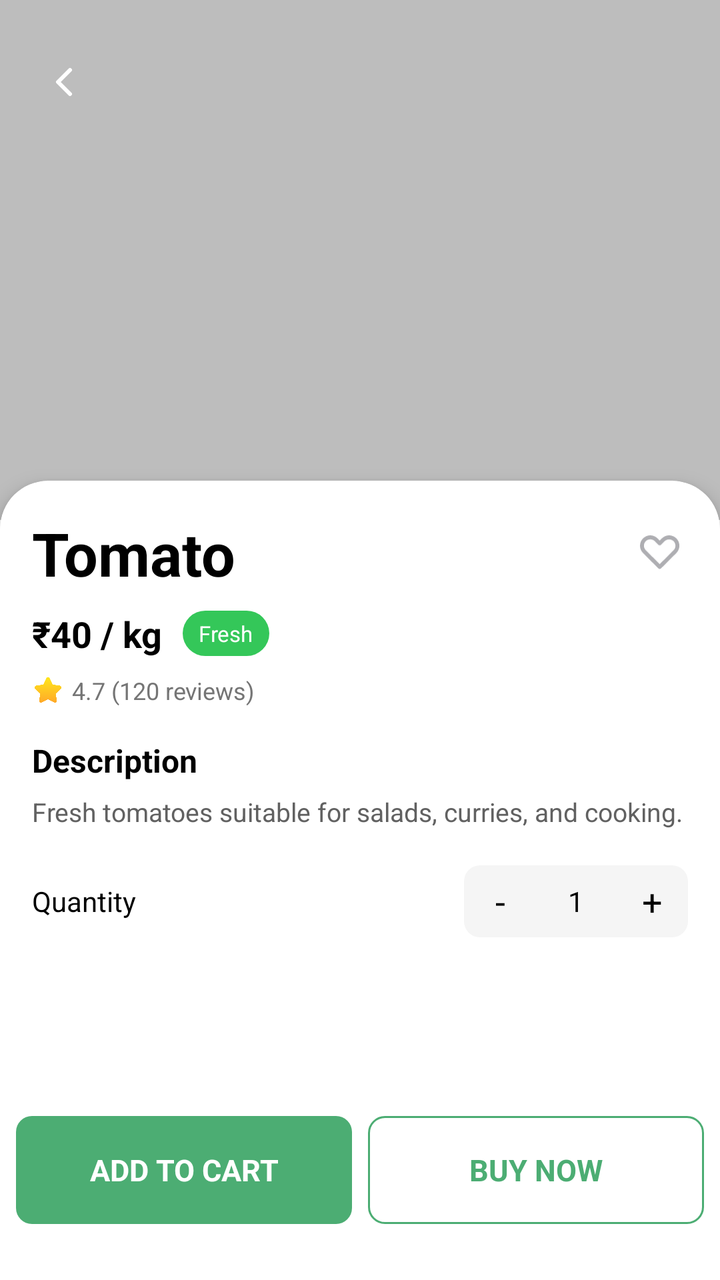
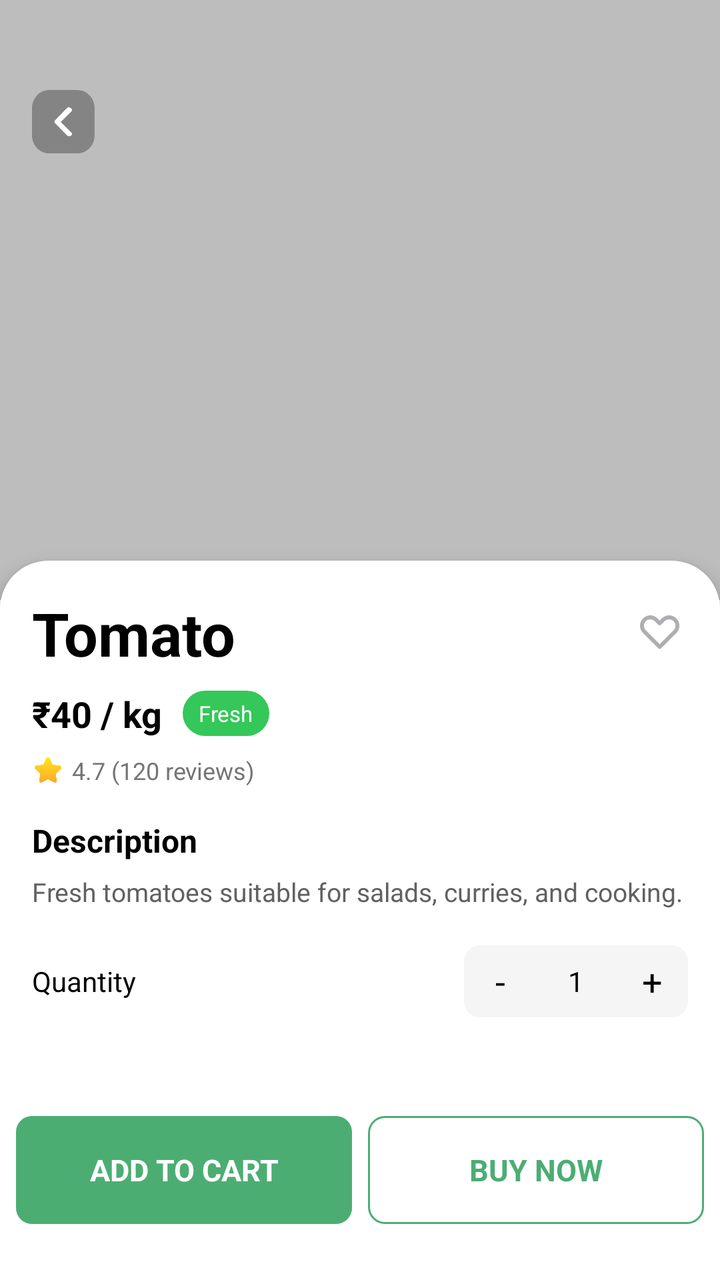

Before-and-after screenshots of an Android layout around one commit, followed by the original layout XML and the change that was made.
<!-- AndroidManifest.xml: application theme Theme.GrocHub -->
<!-- res/layout/activity_product_detail.xml -->
<?xml version="1.0" encoding="utf-8"?>
<RelativeLayout xmlns:android="http://schemas.android.com/apk/res/android"
    xmlns:app="http://schemas.android.com/apk/res-auto"
    android:layout_width="match_parent"
    android:layout_height="match_parent"
    android:background="@android:color/white">

    
    <androidx.core.widget.NestedScrollView
        android:id="@+id/scrollContent"
        android:layout_width="match_parent"
        android:layout_height="match_parent"
        android:layout_above="@+id/bottomButtons"
        android:fillViewport="true"
        android:background="@android:color/white">

        <LinearLayout
            android:layout_width="match_parent"
            android:layout_height="wrap_content"
            android:orientation="vertical">

            
            <FrameLayout
                android:layout_width="match_parent"
                android:layout_height="260dp">

                <ImageView
                    android:id="@+id/iv_product_image"
                    android:layout_width="match_parent"
                    android:layout_height="match_parent"
                    android:scaleType="centerCrop"
                    android:background="@color/light_gray" />

                <ImageView
                    android:id="@+id/iv_back"
                    android:layout_width="32dp"
                    android:layout_height="32dp"
                    android:layout_marginTop="25dp"
                    android:layout_marginLeft="16dp"
                    android:background="?attr/selectableItemBackgroundBorderless"
                    android:padding="4dp"
                    android:src="@drawable/back_arrow"
                    app:tint="@android:color/white" />
            </FrameLayout>

            
            <LinearLayout
                android:layout_width="match_parent"
                android:layout_height="match_parent"
                android:layout_marginTop="-20dp"
                android:background="@drawable/productdetail_card"
                android:clipToOutline="true"
                android:elevation="6dp"
                android:orientation="vertical"
                android:padding="16dp"
                android:paddingTop="24dp">

                
                <LinearLayout
                    android:layout_width="match_parent"
                    android:layout_height="wrap_content"
                    android:gravity="center_vertical"
                    android:orientation="horizontal">

                    <TextView
                        android:id="@+id/tv_product_name"
                        android:layout_width="0dp"
                        android:layout_height="wrap_content"
                        android:layout_weight="1"
                        android:text="Tomato"
                        android:textColor="@android:color/black"
                        android:textSize="30sp"
                        android:textStyle="bold" />

                    <ImageView
                        android:id="@+id/iv_wishlist"
                        android:layout_width="28dp"
                        android:layout_height="28dp"
                        android:background="?attr/selectableItemBackgroundBorderless"
                        android:padding="4dp"
                        android:src="@drawable/wishlisticon" />
                </LinearLayout>

                
                <LinearLayout
                    android:layout_width="match_parent"
                    android:layout_height="wrap_content"
                    android:layout_marginTop="8dp"
                    android:gravity="center_vertical"
                    android:orientation="horizontal">

                    <TextView
                        android:id="@+id/tv_product_price"
                        android:layout_width="wrap_content"
                        android:layout_height="wrap_content"
                        android:text="₹40"
                        android:textColor="@android:color/black"
                        android:textSize="18sp"
                        android:textStyle="bold" />

                    <TextView
                        android:layout_width="wrap_content"
                        android:layout_height="wrap_content"
                        android:text=" / "
                        android:textColor="@android:color/black"
                        android:textSize="18sp"
                        android:textStyle="bold" />

                    <TextView
                        android:id="@+id/tv_product_unit"
                        android:layout_width="wrap_content"
                        android:layout_height="wrap_content"
                        android:text="kg"
                        android:textColor="@android:color/black"
                        android:textSize="18sp"
                        android:textStyle="bold" />

                    <TextView
                        android:id="@+id/tv_product_tag"
                        android:layout_width="wrap_content"
                        android:layout_height="wrap_content"
                        android:layout_marginStart="10dp"
                        android:background="@drawable/tag_bg_green"
                        android:paddingHorizontal="8dp"
                        android:paddingVertical="4dp"
                        android:text="Fresh"
                        android:textColor="@android:color/white"
                        android:textSize="11sp" />
                </LinearLayout>

                
                <LinearLayout
                    android:layout_width="wrap_content"
                    android:layout_height="wrap_content"
                    android:layout_marginTop="8dp"
                    android:gravity="center_vertical"
                    android:orientation="horizontal">

                    <ImageView
                        android:layout_width="16dp"
                        android:layout_height="16dp"
                        android:src="@drawable/star"
                        />

                    <TextView
                        android:id="@+id/tv_rating"
                        android:layout_width="wrap_content"
                        android:layout_height="wrap_content"
                        android:layout_marginStart="4dp"
                        android:text="4.7 (120 reviews)"
                        android:textColor="#757575"
                        android:textSize="12sp" />
                </LinearLayout>

                
                <TextView
                    android:layout_width="wrap_content"
                    android:layout_height="wrap_content"
                    android:layout_marginTop="16dp"
                    android:text="Description"
                    android:textColor="@android:color/black"
                    android:textSize="16sp"
                    android:textStyle="bold" />

                
                <TextView
                    android:id="@+id/tv_product_description"
                    android:layout_width="match_parent"
                    android:layout_height="wrap_content"
                    android:layout_marginTop="6dp"
                    android:text="Fresh tomatoes suitable for salads, curries, and cooking."
                    android:textColor="#616161"
                    android:textSize="13sp" />

                
                <LinearLayout
                    android:layout_width="match_parent"
                    android:layout_height="wrap_content"
                    android:layout_marginTop="18dp"
                    android:gravity="center_vertical"
                    android:orientation="horizontal">

                    <TextView
                        android:layout_width="wrap_content"
                        android:layout_height="wrap_content"
                        android:layout_weight="1"
                        android:text="Quantity"
                        android:textColor="@android:color/black"
                        android:textSize="14sp" />

                    <LinearLayout
                        android:id="@+id/ll_quantity"
                        android:layout_width="wrap_content"
                        android:layout_height="36dp"
                        android:background="@drawable/qty_box_bg"
                        android:gravity="center"
                        android:orientation="horizontal">

                        <TextView
                            android:id="@+id/btn_qty_minus"
                            android:layout_width="36dp"
                            android:layout_height="match_parent"
                            android:gravity="center"
                            android:text="-"
                            android:textColor="@android:color/black"
                            android:textSize="18sp" />

                        <TextView
                            android:id="@+id/tv_qty"
                            android:layout_width="40dp"
                            android:layout_height="match_parent"
                            android:gravity="center"
                            android:text="1"
                            android:textColor="@android:color/black"
                            android:textSize="14sp" />

                        <TextView
                            android:id="@+id/btn_qty_plus"
                            android:layout_width="36dp"
                            android:layout_height="match_parent"
                            android:gravity="center"
                            android:text="+"
                            android:textColor="@android:color/black"
                            android:textSize="18sp" />
                    </LinearLayout>
                </LinearLayout>

                

            </LinearLayout>

        </LinearLayout>

    </androidx.core.widget.NestedScrollView>


    
    <LinearLayout
        android:id="@+id/bottomButtons"
        android:layout_width="match_parent"
        android:layout_height="70dp"
        android:layout_alignParentBottom="true"
        android:background="@android:color/white"
        android:orientation="horizontal"
        android:padding="8dp"
        android:layout_marginBottom="20dp">

        <TextView
            android:id="@+id/btn_add_to_cart"
            android:layout_width="0dp"
            android:layout_height="match_parent"
            android:layout_weight="1"
            android:background="@drawable/btn_primary_bg"
            android:gravity="center"
            android:text="ADD TO CART"
            android:textColor="@android:color/white"
            android:textSize="15sp"
            android:textStyle="bold" />

        <TextView
            android:id="@+id/btn_buy_now"
            android:layout_width="0dp"
            android:layout_height="match_parent"
            android:layout_marginStart="8dp"
            android:layout_weight="1"
            android:background="@drawable/btn_outline_bg"
            android:gravity="center"
            android:text="BUY NOW"
            android:textColor="@color/Primary"
            android:textSize="15sp"
            android:textStyle="bold" />
    </LinearLayout>

</RelativeLayout>
<!-- resources referenced by this layout -->
<resources>
  <color name="Primary">#4CAD73</color>
  <color name="light_gray">#FFBDBDBD</color>
  <!-- drawable back_arrow (drawable) -->
  <vector xmlns:android="http://schemas.android.com/apk/res/android"
      android:width="24dp"
      android:height="24dp"
      android:viewportWidth="24"
      android:viewportHeight="24">
      <path
          android:strokeColor="#FF4F4F4F"
          android:strokeWidth="2"
          android:strokeLineCap="round"
          android:strokeLineJoin="round"
          android:pathData="M15 18l-6-6 6-6"/>
  </vector>
  <!-- drawable btn_outline_bg (drawable) -->
  <shape xmlns:android="http://schemas.android.com/apk/res/android">
      <solid android:color="@android:color/white"/>
      <stroke android:width="1dp" android:color="@color/Primary"/>
      <corners android:radius="8dp"/>
  </shape>
  <!-- drawable btn_primary_bg (drawable) -->
  <shape xmlns:android="http://schemas.android.com/apk/res/android">
      <solid android:color="@color/Primary"/>
      <corners android:radius="8dp"/>
  </shape>
  <!-- drawable productdetail_card (drawable) -->
  <shape xmlns:android="http://schemas.android.com/apk/res/android">
      <solid android:color="@android:color/white"/>
  
      <corners
          android:topLeftRadius="24dp"
          android:topRightRadius="24dp"
          />
  </shape>
  <!-- drawable qty_box_bg (drawable) -->
  <shape xmlns:android="http://schemas.android.com/apk/res/android">
      <solid android:color="#F5F5F5"/>
      <corners android:radius="8dp"/>
  </shape>
  <!-- drawable star: png bitmap (drawable, 12021 bytes) -->
  <!-- drawable tag_bg_green (drawable) -->
  <shape xmlns:android="http://schemas.android.com/apk/res/android">
      <solid android:color="#34C759"/>
      <corners android:radius="12dp"/>
  </shape>
  <!-- drawable wishlisticon (drawable) -->
  <vector xmlns:android="http://schemas.android.com/apk/res/android"
      android:width="22dp"
      android:height="19dp"
      android:viewportWidth="22"
      android:viewportHeight="19">
      <path
          android:fillColor="#FFAEAEB2"
          android:pathData="M10.83 18.42c-0.14 0-0.28-0.03-0.41-0.08-0.13-0.06-0.25-0.14-0.35-0.24L1.65 9.67C0.59 8.61 0 7.17 0 5.67s0.6-2.95 1.65-4.01C2.7 0.6 4.15 0 5.65 0S8.6 0.6 9.67 1.66l1.17 1.17L12 1.66C13.07 0.6 14.51 0 16.01 0s2.95 0.6 4.01 1.66c1.06 1.06 1.65 2.5 1.65 4s-0.6 2.95-1.65 4.01L11.6 18.1c-0.1 0.1-0.22 0.18-0.35 0.24-0.13 0.05-0.27 0.08-0.42 0.08ZM5.66 2.17c-0.46 0-0.92 0.08-1.34 0.26C3.9 2.6 3.5 2.86 3.19 3.18 2.53 3.84 2.16 4.73 2.16 5.66c0 0.93 0.37 1.82 1.03 2.48l7.64 7.65 7.65-7.65c0.66-0.66 1.02-1.55 1.02-2.48 0-0.93-0.36-1.82-1.02-2.48-0.66-0.63-1.55-0.98-2.47-0.98-0.92 0-1.8 0.35-2.47 0.98L11.6 5.13c-0.1 0.1-0.22 0.19-0.35 0.24-0.13 0.06-0.27 0.08-0.42 0.08-0.14 0-0.28-0.02-0.41-0.08-0.13-0.05-0.25-0.13-0.35-0.24L8.13 3.18C7.8 2.86 7.42 2.6 6.99 2.43 6.57 2.25 6.12 2.16 5.66 2.17Z"/>
  </vector>
  <style name="Theme.GrocHub" parent="Base.Theme.GrocHub" />
  <style name="Base.Theme.GrocHub" parent="Theme.Material3.DayNight.NoActionBar">
          
          
      </style>
</resources>

<!-- the commit's change to res/layout/activity_product_detail.xml (unified diff, before → after) -->
@@ -22,7 +22,7 @@
             
             <FrameLayout
                 android:layout_width="match_parent"
-                android:layout_height="260dp">
+                android:layout_height="300dp">
 
                 <ImageView
                     android:id="@+id/iv_product_image"
@@ -35,9 +35,9 @@
                     android:id="@+id/iv_back"
                     android:layout_width="32dp"
                     android:layout_height="32dp"
-                    android:layout_marginTop="25dp"
+                    android:layout_marginTop="45dp"
                     android:layout_marginLeft="16dp"
-                    android:background="?attr/selectableItemBackgroundBorderless"
+                    android:background="@drawable/back_button_trasparent"
                     android:padding="4dp"
                     android:src="@drawable/back_arrow"
                     app:tint="@android:color/white" />
<!-- resource entries referenced after the edit -->
@@ -14,6 +14,22 @@
           android:strokeLineCap="round"
           android:strokeLineJoin="round"
           android:pathData="M15 18l-6-6 6-6"/>
+  </vector>
+  <!-- drawable back_button_trasparent (drawable) -->
+  <vector xmlns:android="http://schemas.android.com/apk/res/android"
+      android:width="32dp"
+      android:height="31dp"
+      android:viewportWidth="32"
+      android:viewportHeight="31">
+      <path
+          android:fillColor="#4D000000"
+          android:pathData="M0 8.69c0-2.3 0.92-4.52 2.55-6.14 1.63-1.63 3.84-2.55 6.14-2.55h13.9c4.8 0 8.69 3.89 8.69 8.69v13.32c0 4.8-3.89 8.69-8.69 8.69h-13.9c-4.8 0-8.69-3.89-8.69-8.69z"/>
+      <path
+          android:strokeColor="#FFFFFFFF"
+          android:strokeWidth="2"
+          android:strokeLineCap="round"
+          android:strokeLineJoin="round"
+          android:pathData="M18.28 21.35l-6-6 6-6"/>
   </vector>
   <!-- drawable btn_outline_bg (drawable) -->
   <shape xmlns:android="http://schemas.android.com/apk/res/android">
